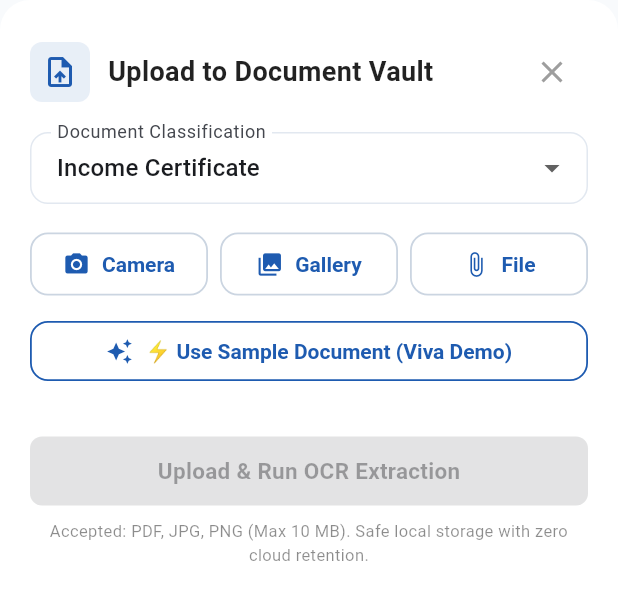
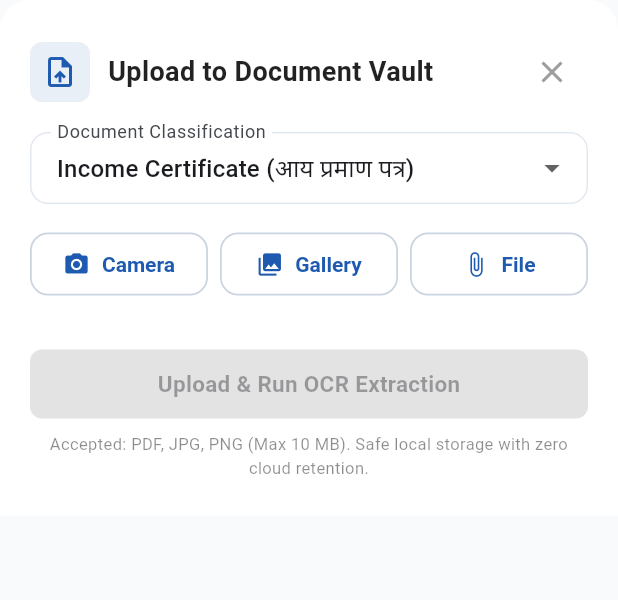
Before and after one commit to ravijeetsinhjadav-blip/Janmitra, a Flutter app: the UploadDocumentDialog widget shown alone on an empty page, opened directly, on a phone screen of 412 x 824 dp. Shown: the top 600 px of the screen. Run offline on Flutter 3.47's test engine with Material 3 defaults, Android fonts, the phone set to English and light mode, and no system bars; our stand-ins replace file_picker, flutter_secure_storage, image_picker; missing offline and left inert: dart:html, razorpay_flutter; accounts and stored records are empty; network calls fail.

Commit message:
feat(vault): completely remove sample document viva demo button and method from upload dialog

```diff
--- a/mobile_app/lib/features/documents/presentation/widgets/upload_document_dialog.dart
+++ b/mobile_app/lib/features/documents/presentation/widgets/upload_document_dialog.dart
@@ -52,26 +52,9 @@ class _UploadDocumentDialogState extends State<UploadDocumentDialog> {
   String? _errorMessage;
 
   final List<Map<String, String>> _documentTypes = [
-    {'value': 'income_certificate', 'label': 'Income Certificate'},
-    {'value': 'caste_certificate', 'label': 'Caste Certificate'},
-    {'value': 'domicile_certificate', 'label': 'Domicile Certificate'},
-    {'value': 'ration_card', 'label': 'Ration Card'},
-    {'value': 'voter_id', 'label': 'Voter ID / Photo ID'},
-    {'value': 'land_record', 'label': 'Land Record (7/12)'},
-    {'value': 'bank_passbook', 'label': 'Bank Passbook'},
-    {'value': 'other', 'label': 'Other Document'},
-    {
-      'value': 'income_certificate',
-      'label': 'Income Certificate (आय प्रमाण पत्र)'
-    },
-    {
-      'value': 'caste_certificate',
-      'label': 'Caste Certificate (जाति प्रमाण पत्र)'
-    },
-    {
-      'value': 'domicile_certificate',
-      'label': 'Domicile Certificate (निवास प्रमाण पत्र)'
-    },
+    {'value': 'income_certificate', 'label': 'Income Certificate (आय प्रमाण पत्र)'},
+    {'value': 'caste_certificate', 'label': 'Caste Certificate (जाति प्रमाण पत्र)'},
+    {'value': 'domicile_certificate', 'label': 'Domicile Certificate (निवास प्रमाण पत्र)'},
     {'value': 'ration_card', 'label': 'Ration Card (राशन कार्ड)'},
     {'value': 'aadhaar_card', 'label': 'Aadhaar Card (आधार कार्ड)'},
     {'value': 'pan_card', 'label': 'PAN Card (पैन कार्ड)'},
@@ -154,31 +137,6 @@ class _UploadDocumentDialogState extends State<UploadDocumentDialog> {
     } catch (e) {
       setState(() => _errorMessage = 'Failed to select file: $e');
     }
-  }
-
-  void _loadSampleDocument() {
-    setState(() => _errorMessage = null);
-    // Standard valid PDF header & structure conforming to magic bytes validation (%PDF-1.4)
-    const samplePdfString = "%PDF-1.4\n"
-        "1 0 obj\n<< /Type /Catalog /Pages 2 0 R >>\nendobj\n"
-        "2 0 obj\n<< /Type /Pages /Kids [3 0 R] /Count 1 >>\nendobj\n"
-        "3 0 obj\n<< /Type /Page /Parent 2 0 R /MediaBox [0 0 612 792] >>\nendobj\n"
-        "trailer\n<< /Root 1 0 R >>\n%%EOF";
-    final bytes = Uint8List.fromList(samplePdfString.codeUnits);
-    final extMap = {
-      'income_certificate': 'income_certificate_sample.pdf',
-      'caste_certificate': 'caste_certificate_sample.pdf',
-      'domicile_certificate': 'domicile_certificate_sample.pdf',
-      'ration_card': 'ration_card_sample.pdf',
-      'voter_id': 'voter_id_sample.pdf',
-      'land_record': 'land_record_sample.pdf',
-      'bank_passbook': 'bank_passbook_sample.pdf',
-    };
-    final name = extMap[_selectedType] ?? 'official_document_sample.pdf';
-    setState(() {
-      _fileBytes = bytes;
-      _fileName = name;
-    });
   }
 
   Future<void> _handleUpload() async {
@@ -325,18 +283,6 @@ class _UploadDocumentDialogState extends State<UploadDocumentDialog> {
               ),
             ],
           ),
-          const SizedBox(height: 10),
-          OutlinedButton.icon(
-            icon: const Icon(Icons.auto_awesome,
-                color: AppTheme.primaryBlue, size: 18),
-            label: const Text('⚡ Use Sample Document (Viva Demo)'),
-            style: OutlinedButton.styleFrom(
-              foregroundColor: AppTheme.primaryBlue,
-              side: const BorderSide(color: AppTheme.primaryBlue, width: 1.2),
-              padding: const EdgeInsets.symmetric(vertical: 10),
-            ),
-            onPressed: _isUploading ? null : _loadSampleDocument,
-          ),
           const SizedBox(height: 14),
           // Selected File Indicator
           if (_fileName != null)
```
